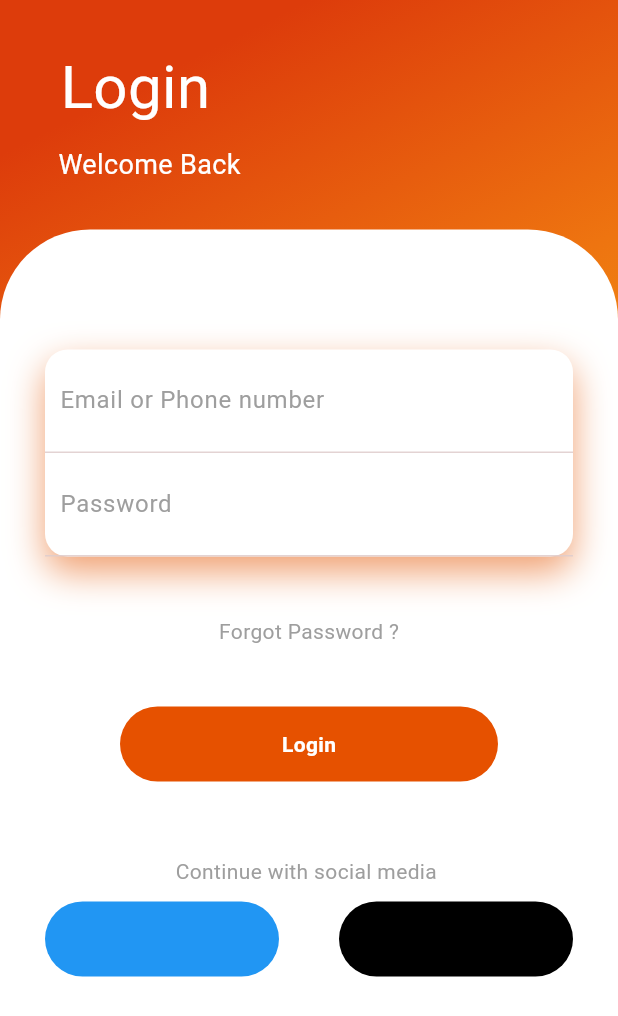
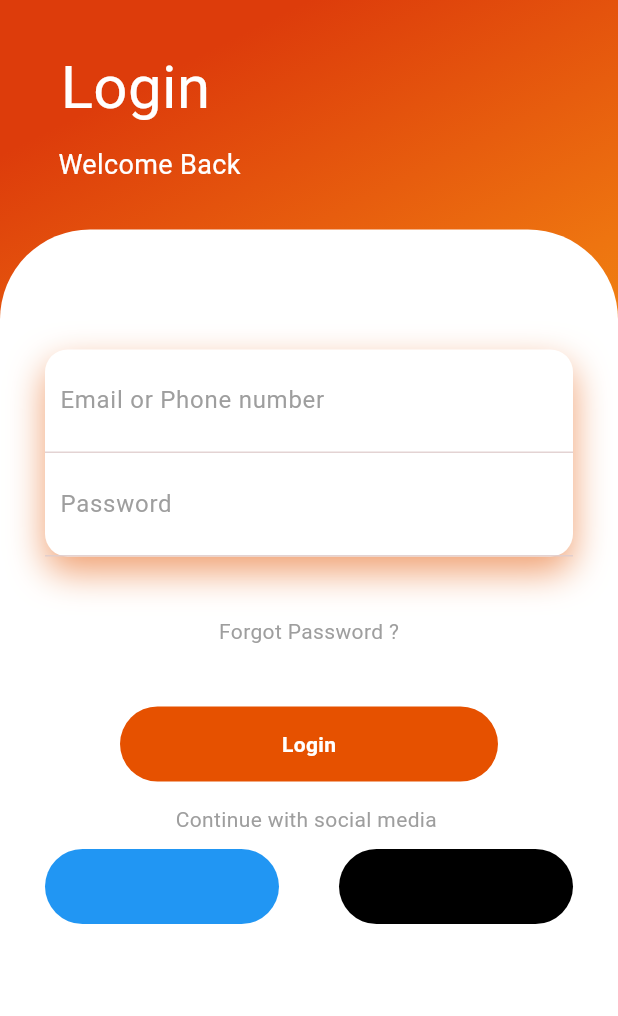
Before and after one commit to Vishnuka084/LoginPage_UI, a Flutter app: the screen it shows after launch, on a phone screen of 412 x 824 dp. Shown: the top 1016 px of the screen. Run offline on Flutter 3.47's test engine with Material 3 defaults, Android fonts, the phone set to English and light mode, and no system bars.

Commit message:
updated Contntn

```diff
--- a/lib/main.dart
+++ b/lib/main.dart
@@ -100,7 +100,7 @@ class HomePage extends StatelessWidget {
                           child: Text("Login", style: TextStyle(color: Colors.white, fontWeight: FontWeight.bold),),
                         ),
                       ),
-                      SizedBox(height: 50,),
+                      SizedBox(height: 15,),
                       Text("Continue with social media ", style: TextStyle(color:Colors.grey),),
                       SizedBox(height: 10,),
                       Row(
```
